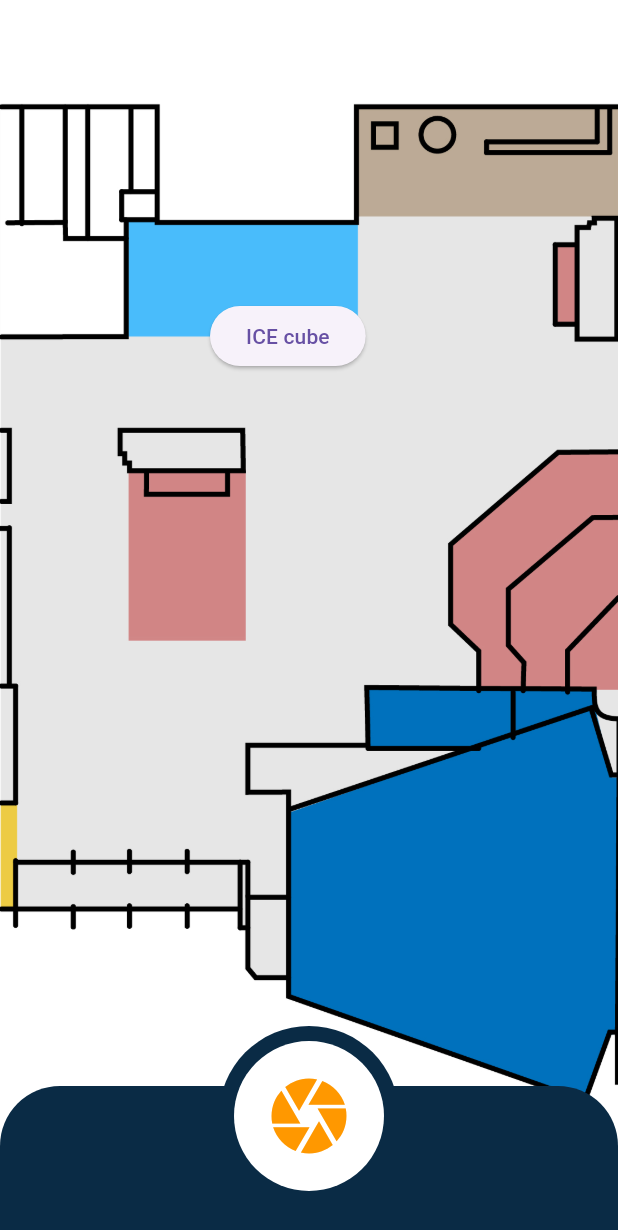
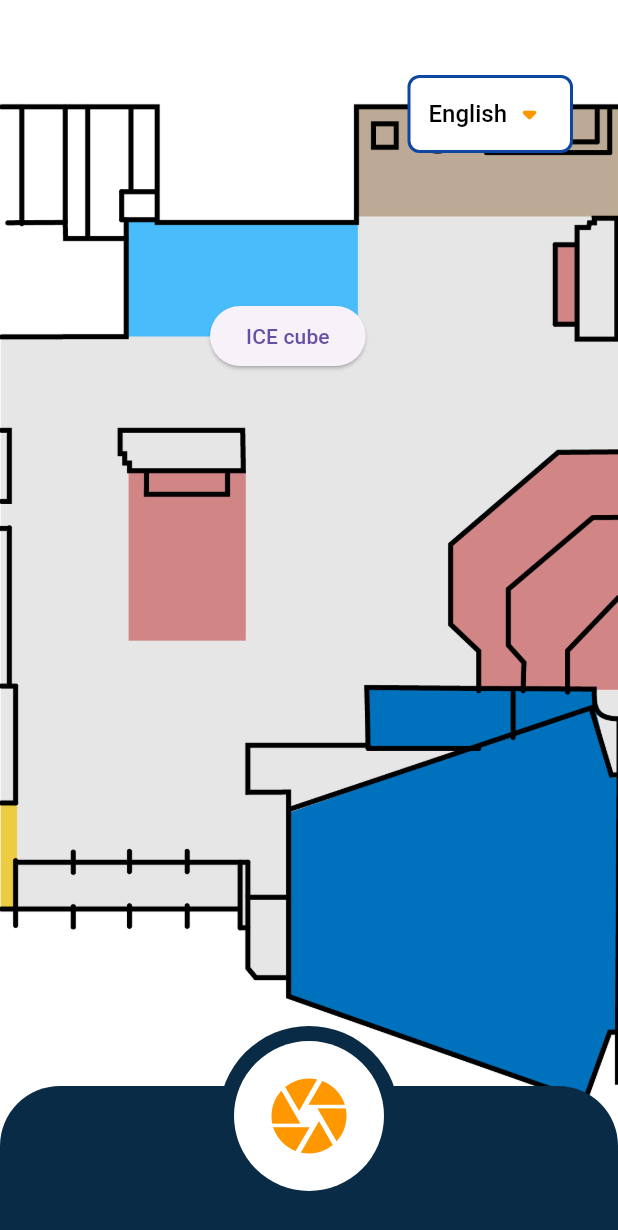
Before and after one commit to Thomas-More-Digital-Innovation/2324-ITF-001-AR-rondleiding, a Flutter app: the screen it shows after launch, on a phone screen of 412 x 824 dp. Shown: the top 1230 px of the screen. Run offline on Flutter 3.47's test engine with Material 3 defaults, Android fonts, the phone set to English and light mode, and no system bars.

Commit message:
drop down

```diff
--- /dev/null
+++ b/code/lib/components/language_selector.dart
@@ -0,0 +1,74 @@
+import 'package:flutter/material.dart';
+
+class LanguageSelector extends StatefulWidget {
+  const LanguageSelector({Key? key}) : super(key: key);
+
+  @override
+  _LanguageSelectorState createState() => _LanguageSelectorState();
+}
+
+class _LanguageSelectorState extends State<LanguageSelector> {
+  late String selectedLanguage;
+
+  @override
+  void initState() {
+    super.initState();
+    final Locale deviceLocale = WidgetsBinding.instance.platformDispatcher.locale;
+    selectedLanguage = deviceLocale.languageCode == 'nl' ? 'Dutch' : 'English';
+  }
+
+  @override
+  Widget build(BuildContext context) {
+    return Positioned(
+      top: 50,
+      right: 30,
+      child: Container(
+        padding: const EdgeInsets.symmetric(horizontal: 12),
+        decoration: BoxDecoration(
+          color: Colors.white,
+          border: Border.all(color: Colors.blue.shade900, width: 2),
+          borderRadius: BorderRadius.circular(8),
+        ),
+        child: DropdownButtonHideUnderline(
+          child: DropdownButton<String>(
+            value: selectedLanguage,
+            icon: const Icon(
+              Icons.arrow_drop_down_rounded,
+              size: 30,
+              color: Colors.orange,
+            ),
+            items: const [
+              DropdownMenuItem(
+                value: 'English',
+                child: Text(
+                  'English',
+                  style: TextStyle(fontSize: 16, fontWeight: FontWeight.w500),
+                ),
+              ),
+              DropdownMenuItem(
+                value: 'Dutch',
+                child: Text(
+                  'Dutch',
+                  style: TextStyle(fontSize: 16, fontWeight: FontWeight.w500),
+                ),
+              ),
+            ],
+            onChanged: (value) {
+              if (value != null) {
+                setState(() {
+                  selectedLanguage = value;
+                });
+                // Add any logic to update app state or perform navigation here.
+              }
+            },
+            dropdownColor: Colors.white, // Dropdown background color
+            style: const TextStyle(
+              color: Colors.black, // Text color
+              fontSize: 16,
+            ),
+          ),
+        ),
+      ),
+    );
+  }
+}
--- a/code/lib/screens/HomePage.dart
+++ b/code/lib/screens/HomePage.dart
@@ -1,6 +1,7 @@
 import 'package:flutter/material.dart';
-import 'package:code/components/PositionedButton.dart';
-import 'package:code/components/BottomNavigationHome.dart';
+import '../components/BottomNavigationHome.dart';
+import '../components/PositionedButton.dart';
+import '../components/language_selector.dart';
 
 class HomePage extends StatelessWidget {
   const HomePage({super.key});
@@ -41,6 +42,8 @@ class HomePage extends StatelessWidget {
               ),
             ),
           ),
+          // Language selector in the top right corner
+          const LanguageSelector(),
           // Overlay positioned at the bottom with a camera button
           Positioned(
             bottom: 0,
--- a/code/pubspec.yaml
+++ b/code/pubspec.yaml
@@ -30,7 +30,6 @@ environment:
 dependencies:
   flutter:
     sdk: flutter
-
 
   # The following adds the Cupertino Icons font to your application.
   # Use with the CupertinoIcons class for iOS style icons.
```
Also changed, not shown: code/pubspec.lock.
